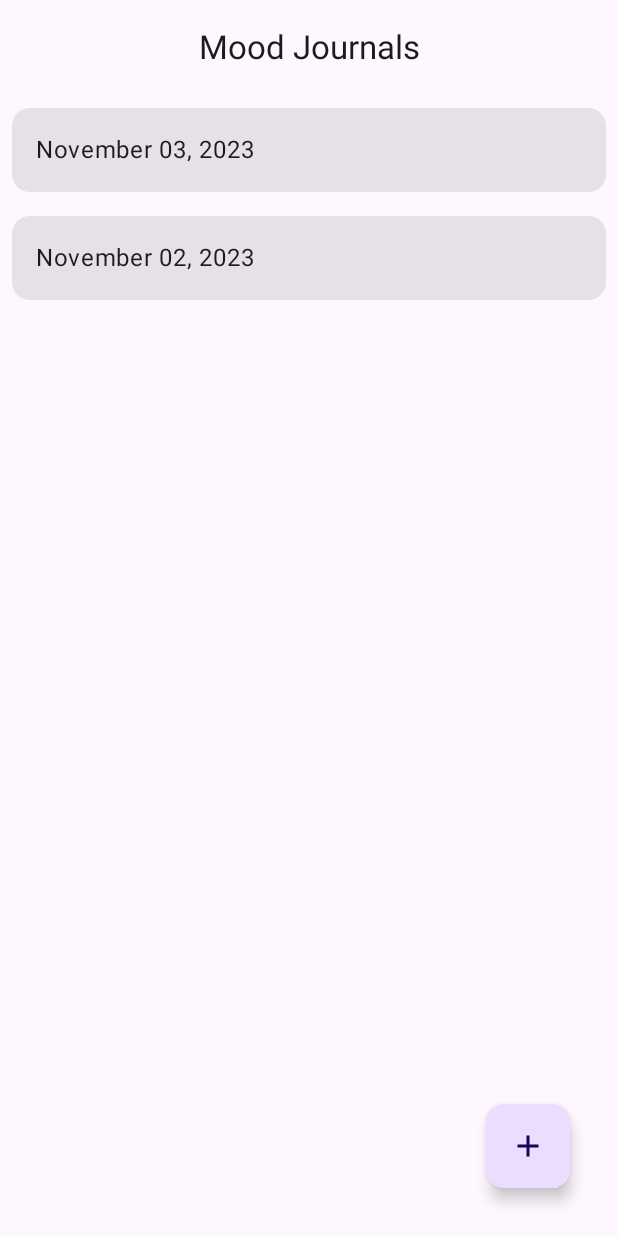
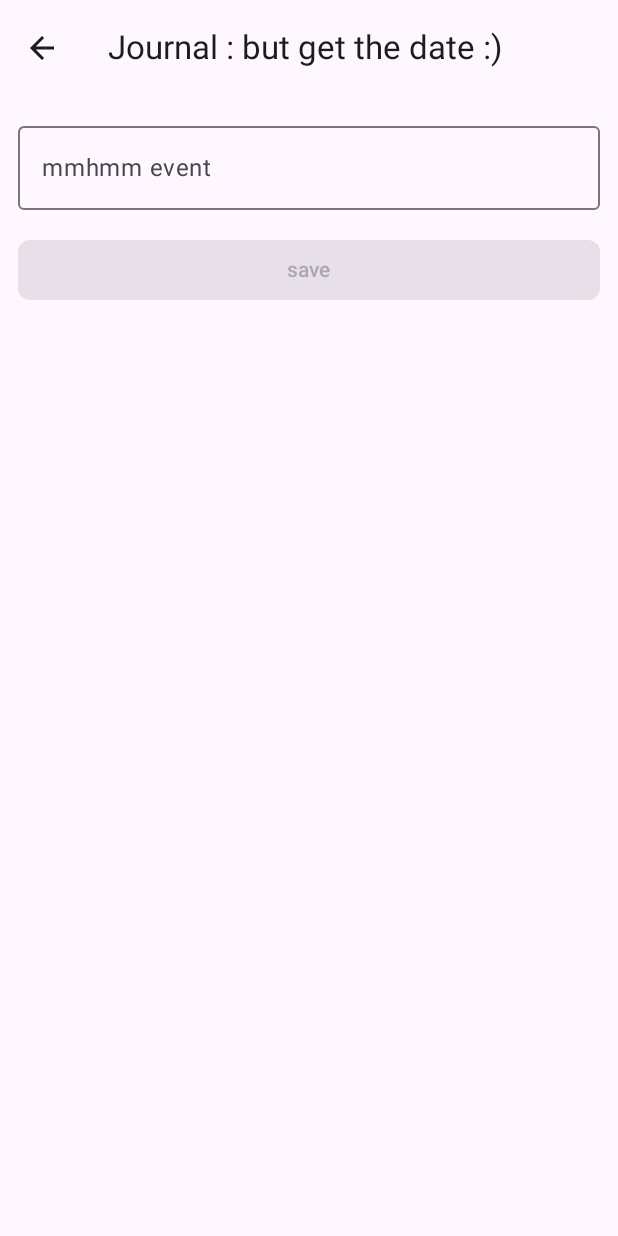
Before and after one commit to drakobian/moodjournal, an Android app built with Jetpack Compose: the screen it shows after launch (MainActivity), after a tap on "Add new journal", on a phone screen of 412 x 824 dp. Run offline under Robolectric (Android 15) with nearby library versions, the phone set to English and light mode, and no system bars; our stand-ins replace Room's generated code.

Commit message:
add basic entry

```diff
--- a/app/src/main/java/com/example/moodjournal/ui/AppViewModelProvider.kt
+++ b/app/src/main/java/com/example/moodjournal/ui/AppViewModelProvider.kt
@@ -8,6 +8,7 @@ import androidx.lifecycle.viewmodel.viewModelFactory
 import androidx.lifecycle.viewmodel.CreationExtras
 import com.example.moodjournal.MoodJournalApplication
 import com.example.moodjournal.ui.home.HomeViewModel
+import com.example.moodjournal.ui.journal.JournalEntryViewModel
 
 object AppViewModelProvider {
     @RequiresApi(Build.VERSION_CODES.O)
@@ -15,6 +16,10 @@ object AppViewModelProvider {
         initializer {
             HomeViewModel(moodJournalApplication().container.journalRepository)
         }
+
+        initializer {
+            JournalEntryViewModel(moodJournalApplication().container.journalRepository)
+        }
     }
 }
 
--- a/app/src/main/java/com/example/moodjournal/ui/home/HomeScreen.kt
+++ b/app/src/main/java/com/example/moodjournal/ui/home/HomeScreen.kt
@@ -30,7 +30,7 @@ import androidx.compose.ui.unit.dp
 import androidx.lifecycle.viewmodel.compose.viewModel
 import com.example.moodjournal.MoodJournalTopAppBar
 import com.example.moodjournal.data.DataSource
-import com.example.moodjournal.model.Journal
+import com.example.moodjournal.data.Journal
 import com.example.moodjournal.ui.AppViewModelProvider
 import com.example.moodjournal.ui.navigation.NavigationDestination
 import com.example.moodjournal.ui.theme.MoodJournalTheme
@@ -143,6 +143,6 @@ fun JournalList(
 @Composable
 fun HomeBodyPreview() {
     MoodJournalTheme {
-        HomeBody(DataSource.journals, onJournalClick = {})
+        HomeBody(listOf(), onJournalClick = {})
     }
 }
--- a/app/src/main/java/com/example/moodjournal/ui/home/HomeViewModel.kt
+++ b/app/src/main/java/com/example/moodjournal/ui/home/HomeViewModel.kt
@@ -6,7 +6,7 @@ import androidx.lifecycle.ViewModel
 import androidx.lifecycle.viewModelScope
 import com.example.moodjournal.data.DataSource
 import com.example.moodjournal.data.JournalRepository
-import com.example.moodjournal.model.Journal
+import com.example.moodjournal.data.Journal
 import kotlinx.coroutines.flow.Flow
 import kotlinx.coroutines.flow.SharingStarted
 import kotlinx.coroutines.flow.StateFlow
@@ -17,7 +17,7 @@ import kotlinx.coroutines.flow.stateIn
 @RequiresApi(Build.VERSION_CODES.O)
 class HomeViewModel(journalRepository: JournalRepository) : ViewModel() {
     // todo: use repo
-    val homeUiState: StateFlow<HomeUiState> = flowOf(DataSource.journals).map{ HomeUiState(it) }
+    val homeUiState: StateFlow<HomeUiState> = journalRepository.getAllJournals().map{ HomeUiState(it) }
         .stateIn(
             scope = viewModelScope,
             started = SharingStarted.WhileSubscribed(TIMEOUT_MILLIS),
--- /dev/null
+++ b/app/src/main/java/com/example/moodjournal/ui/journal/JournalEntryScreen.kt
@@ -0,0 +1,169 @@
+package com.example.moodjournal.ui.journal
+
+import android.os.Build
+import androidx.annotation.RequiresApi
+import androidx.compose.foundation.layout.Arrangement
+import androidx.compose.foundation.layout.Column
+import androidx.compose.foundation.layout.fillMaxWidth
+import androidx.compose.foundation.layout.padding
+import androidx.compose.foundation.rememberScrollState
+import androidx.compose.foundation.text.KeyboardOptions
+import androidx.compose.foundation.verticalScroll
+import androidx.compose.material3.Button
+import androidx.compose.material3.ExperimentalMaterial3Api
+import androidx.compose.material3.MaterialTheme
+import androidx.compose.material3.OutlinedTextField
+//import androidx.compose.material3.OutlinedTextFieldDefaults
+import androidx.compose.material3.Scaffold
+import androidx.compose.material3.Text
+import androidx.compose.runtime.Composable
+import androidx.compose.runtime.rememberCoroutineScope
+import androidx.compose.ui.Modifier
+import androidx.compose.ui.res.dimensionResource
+import androidx.compose.ui.res.stringResource
+import androidx.compose.ui.text.input.KeyboardType
+import androidx.compose.ui.tooling.preview.Preview
+import androidx.compose.ui.unit.dp
+import androidx.lifecycle.viewmodel.compose.viewModel
+import com.example.moodjournal.MoodJournalTopAppBar
+import com.example.moodjournal.ui.AppViewModelProvider
+import com.example.moodjournal.ui.navigation.NavigationDestination
+import com.example.moodjournal.ui.theme.MoodJournalTheme
+import kotlinx.coroutines.launch
+import java.time.LocalDate
+import java.util.Currency
+import java.util.Locale
+
+object JournalEntryDestination : NavigationDestination {
+    override val route = "journal_entry"
+    override val titleRes = "journal entry"
+}
+
+@RequiresApi(Build.VERSION_CODES.O)
+@OptIn(ExperimentalMaterial3Api::class)
+@Composable
+fun JournalEntryScreen(
+    navigateBack: () -> Unit,
+    onNavigateUp: () -> Unit,
+    canNavigateBack: Boolean = true,
+    viewModel: JournalEntryViewModel = viewModel(factory = AppViewModelProvider.Factory)
+) {
+    val coroutineScope = rememberCoroutineScope()
+    Scaffold(
+        topBar = {
+            MoodJournalTopAppBar(
+                title = "Journal : but get the date :) ",
+                canNavigateBack = canNavigateBack,
+                navigateUp = onNavigateUp
+            )
+        }
+    ) { innerPadding ->
+        JournalEntryBody(
+            journalUiState = viewModel.journalUiState,
+            onJournalValueChange = viewModel::updateUiState,
+            onSaveClick = {
+                // Note: If the user rotates the screen very fast, the operation may get cancelled
+                // and the journal may not be saved in the Database. This is because when config
+                // change occurs, the Activity will be recreated and the rememberCoroutineScope will
+                // be cancelled - since the scope is bound to composition.
+                coroutineScope.launch {
+                    viewModel.saveJournal()
+                    navigateBack()
+                }
+            },
+            modifier = Modifier
+                .padding(innerPadding)
+                .verticalScroll(rememberScrollState())
+                .fillMaxWidth()
+        )
+    }
+}
+
+@Composable
+fun JournalEntryBody(
+    journalUiState: JournalUiState,
+    onJournalValueChange: (JournalDetails) -> Unit,
+    onSaveClick: () -> Unit,
+    modifier: Modifier = Modifier
+) {
+    Column(
+        modifier = modifier.padding(12.dp),
+        verticalArrangement = Arrangement.spacedBy(16.dp)
+    ) {
+        JournalInputForm(
+            journalDetails = journalUiState.journalDetails,
+            onValueChange = onJournalValueChange,
+            modifier = Modifier.fillMaxWidth()
+        )
+        Button(
+            onClick = onSaveClick,
+            enabled = journalUiState.isEntryValid,
+            shape = MaterialTheme.shapes.small,
+            modifier = Modifier.fillMaxWidth()
+        ) {
+            Text(text = "save")
+        }
+    }
+}
+
+@OptIn(ExperimentalMaterial3Api::class)
+@Composable
+fun JournalInputForm(
+    journalDetails: JournalDetails,
+    modifier: Modifier = Modifier,
+    onValueChange: (JournalDetails) -> Unit = {},
+    enabled: Boolean = true
+) {
+    Column(
+        modifier = modifier,
+        verticalArrangement = Arrangement.spacedBy(12.dp)
+    ) {
+        OutlinedTextField(
+            value = journalDetails.event,
+            onValueChange = { onValueChange(journalDetails.copy(event = it)) },
+            label = { Text("mmhmm event") },
+//            colors = OutlinedTextFieldDefaults.colors(
+//                focusedContainerColor = MaterialTheme.colorScheme.secondaryContainer,
+//                unfocusedContainerColor = MaterialTheme.colorScheme.secondaryContainer,
+//                disabledContainerColor = MaterialTheme.colorScheme.secondaryContainer,
+//            ),
+            modifier = Modifier.fillMaxWidth(),
+            enabled = enabled,
+            singleLine = true
+        )
+//        OutlinedTextField(
+//            value = journalDetails.price,
+//            onValueChange = { onValueChange(journalDetails.copy(price = it)) },
+//            keyboardOptions = KeyboardOptions(keyboardType = KeyboardType.Decimal),
+//            label = { Text(stringResource(R.string.journal_price_req)) },
+//            colors = OutlinedTextFieldDefaults.colors(
+//                focusedContainerColor = MaterialTheme.colorScheme.secondaryContainer,
+//                unfocusedContainerColor = MaterialTheme.colorScheme.secondaryContainer,
+//                disabledContainerColor = MaterialTheme.colorScheme.secondaryContainer,
+//            ),
+//            leadingIcon = { Text(Currency.getInstance(Locale.getDefault()).symbol) },
+//            modifier = Modifier.fillMaxWidth(),
+//            enabled = enabled,
+//            singleLine = true
+//        )
+//        if (enabled) {
+//            Text(
+//                text = "requried?",
+//                modifier = Modifier.padding(start = 12.dp)
+//            )
+//        }
+    }
+}
+
+@RequiresApi(Build.VERSION_CODES.O)
+@Preview(showBackground = true)
+@Composable
+private fun JournalEntryScreenPreview() {
+    MoodJournalTheme {
+        JournalEntryBody(journalUiState = JournalUiState(
+            JournalDetails(
+                event = "Event", date = LocalDate.now()
+            )
+        ), onJournalValueChange = {}, onSaveClick = {})
+    }
+}
--- a/app/src/main/java/com/example/moodjournal/ui/navigation/MoodJournalNavGraph.kt
+++ b/app/src/main/java/com/example/moodjournal/ui/navigation/MoodJournalNavGraph.kt
@@ -9,6 +9,8 @@ import androidx.navigation.NavHostController
 import androidx.navigation.compose.composable
 import com.example.moodjournal.ui.home.HomeDestination
 import com.example.moodjournal.ui.home.HomeScreen
+import com.example.moodjournal.ui.journal.JournalEntryDestination
+import com.example.moodjournal.ui.journal.JournalEntryScreen
 
 @RequiresApi(Build.VERSION_CODES.O)
 @Composable
@@ -23,8 +25,15 @@ fun MoodJournalNavHost(
     ) {
         composable(route = HomeDestination.route) {
             HomeScreen(
-                navigateToJournalEntry = {},
+                navigateToJournalEntry = { navController.navigate(JournalEntryDestination.route) },
                 navigateToJournalUpdate = {},
+            )
+        }
+
+        composable(route = JournalEntryDestination.route) {
+            JournalEntryScreen(
+                navigateBack = { navController.popBackStack() },
+                onNavigateUp = { navController.navigateUp() }
             )
         }
     }
```
